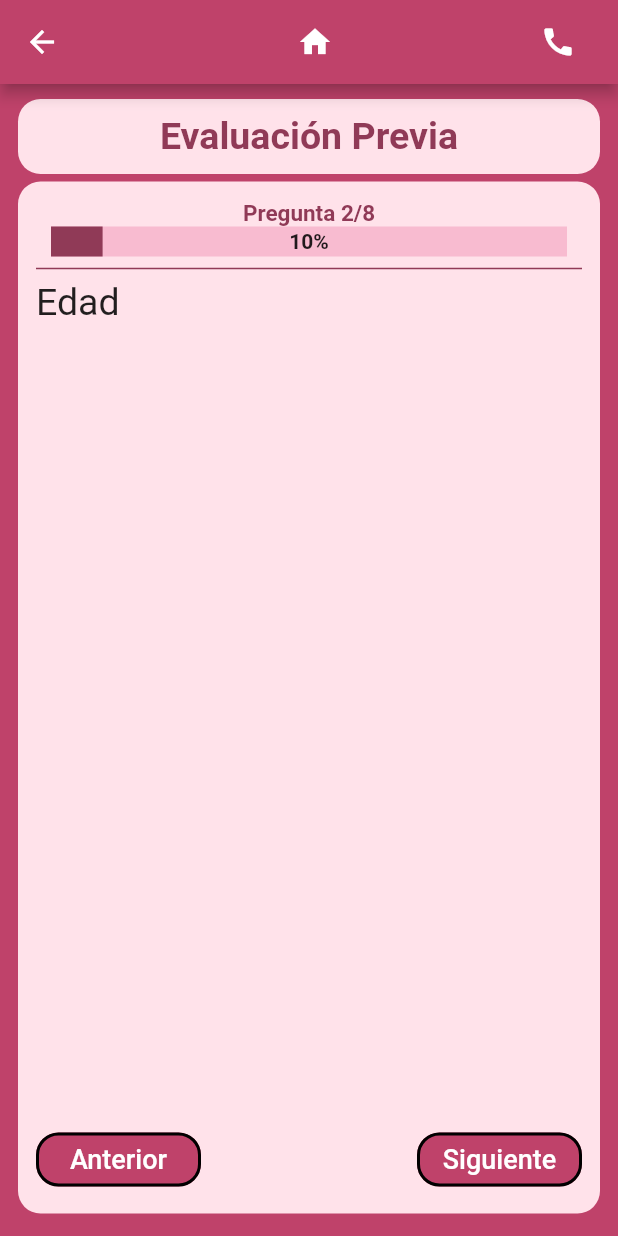
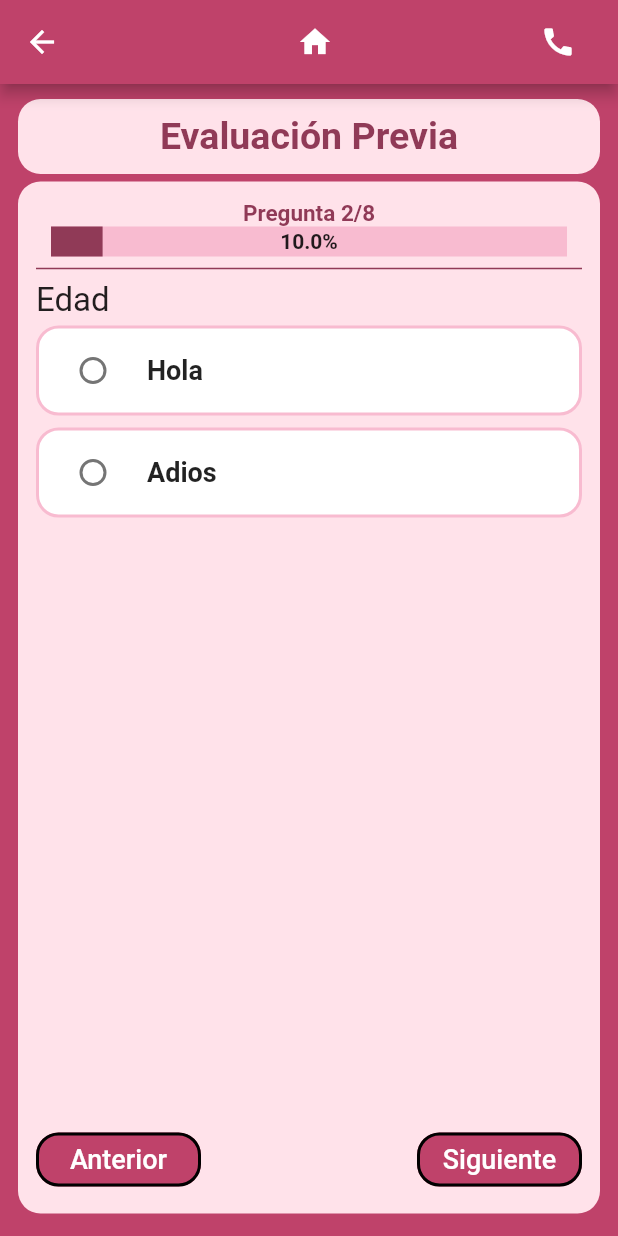
Before and after one commit to xxHarper/serenev1, a Flutter app: the EvaluationPage screen opened directly, after a tap on "Siguiente", on a phone screen of 412 x 824 dp. Run offline on Flutter 3.47's test engine with Material 2 defaults, Android fonts, the phone set to English and light mode, and no system bars; drawn by our look-alikes of percent_indicator; our stand-ins replace animated_text_kit, better_player, cloud_firestore, firebase_auth, firebase_core, firebase_messaging and 5 more; accounts and stored records are empty.

Commit message:
cambios menores, mejoras en el color e inicio de nueva idea para evaluacion previa

```diff
--- /dev/null
+++ b/lib/components/my_radio_list.dart
@@ -0,0 +1,51 @@
+import 'package:flutter/material.dart';
+
+class MyRadioList extends StatefulWidget {
+  final List<String> options;
+  final bool valueBool;
+  final Color back;
+
+  const MyRadioList(
+      {Key? key,
+      required this.options,
+      required this.valueBool,
+      required this.back})
+      : super(key: key);
+
+  @override
+  _MyRadioListState createState() => _MyRadioListState();
+}
+
+class _MyRadioListState extends State<MyRadioList> {
+  String _selectedOption = '';
+
+  @override
+  Widget build(BuildContext context) {
+    return ListView.builder(
+      itemCount: widget.options.length,
+      itemBuilder: (BuildContext context, int index) {
+        return Container(
+          margin: const EdgeInsets.symmetric(vertical: 4),
+          decoration: BoxDecoration(
+              color: Colors.white,
+              borderRadius: BorderRadius.circular(15),
+              border: Border.all(color: Colors.pink.shade100, width: 2)),
+          child: RadioListTile(
+            activeColor: widget.back,
+            title: Text(
+              widget.options[index],
+              style: const TextStyle(fontWeight: FontWeight.bold, fontSize: 18),
+            ),
+            value: widget.options[index],
+            groupValue: _selectedOption,
+            onChanged: (String? value) {
+              setState(() {
+                _selectedOption = value!;
+              });
+            },
+          ),
+        );
+      },
+    );
+  }
+}
--- a/lib/models/option_widget.dart
+++ b/lib/models/option_widget.dart
@@ -51,14 +51,6 @@ class OptionWidget extends StatelessWidget {
             ),
           ),
         ),
-        /* Container(
-          margin: const EdgeInsets.symmetric(vertical: 8, horizontal: 15),
-          /* color: Colors.red, */
-          child: Text(
-            isSelected ? option.reflection : "",
-            style: TextStyle(fontSize: 20),
-          ),
-        ) */
       ],
     );
   }
--- /dev/null
+++ b/lib/models/pre_assessment.dart
@@ -0,0 +1,55 @@
+class Question {
+  final String text;
+  final List<Option> options;
+  bool isLocked;
+  Option? selectedOption;
+
+  Question(
+      {required this.text,
+      required this.options,
+      this.isLocked = false,
+      this.selectedOption});
+}
+
+class Option {
+  final String text;
+
+  const Option({
+    required this.text,
+  });
+}
+
+final questions = [
+  Question(text: "Lugar de residencia:", options: [
+    const Option(
+      text: "Adios",
+    ),
+    const Option(
+      text: "Adios2",
+    )
+  ]),
+  Question(
+      text: "¿Actualmente está en tratamiento psicológico o psiquiátrico?:",
+      options: [
+        const Option(
+          text: "Si",
+        ),
+        const Option(
+          text: "No",
+        )
+      ]),
+  Question(
+      text:
+          "En caso de haber respondido Sí, ¿toma algún medicamento como parte de este tratamiento?",
+      options: [
+        const Option(
+          text: "Si",
+        ),
+        const Option(
+          text: "No",
+        ),
+        const Option(
+          text: "No Aplica",
+        )
+      ]),
+];
--- a/lib/pages/evaluation_page.dart
+++ b/lib/pages/evaluation_page.dart
@@ -3,6 +3,7 @@ import 'dart:convert';
 import 'package:flutter/material.dart';
 import 'package:flutter/services.dart';
 import 'package:percent_indicator/linear_percent_indicator.dart';
+import 'package:serenev1/components/my_radio_list.dart';
 import 'package:serenev1/components/my_simple_button.dart';
 import 'package:serenev1/components/my_simple_container.dart';
 import 'package:serenev1/pages/results_page.dart';
@@ -31,6 +32,9 @@ class _EvaluationPageState extends State<EvaluationPage> {
   final Color back = const Color(0xffBF426A);
   final Color lightBackground = const Color(0xffFFE2EA);
   final Color letter = const Color(0xff903A57);
+  final Color backBar = Colors.pink.shade100;
+
+  bool ejemplo = false;
 
   Future readJson() async {
     final String response =
@@ -125,10 +129,10 @@ class _EvaluationPageState extends State<EvaluationPage> {
                         lineHeight: 20,
                         percent: percent,
                         progressColor: letter,
-                        backgroundColor: Colors.pink.shade100,
-                        center: const Text(
-                          "10%",
-                          style: TextStyle(fontWeight: FontWeight.bold),
+                        backgroundColor: backBar,
+                        center: Text(
+                          "${percent * 100}%",
+                          style: const TextStyle(fontWeight: FontWeight.bold),
                         ),
                       ),
 
@@ -138,8 +142,37 @@ class _EvaluationPageState extends State<EvaluationPage> {
                         color: letter,
                       ),
 
+                      // TESTING
+                      Expanded(
+                        child: PageView.builder(
+                          controller: _controller,
+                          itemCount: _items.length,
+                          physics: const NeverScrollableScrollPhysics(),
+                          itemBuilder: (context, index) {
+                            final _question = questions[index];
+                            return Column(
+                              crossAxisAlignment: CrossAxisAlignment.start,
+                              children: [
+                                Text(
+                                  questions[index].text,
+                                  style: const TextStyle(
+                                      fontSize: 22,
+                                      fontWeight: FontWeight.normal),
+                                ),
+                                Expanded(
+                                  child: MyRadioList(
+                                      back: back,
+                                      options: ["Hola", "Adios"],
+                                      valueBool: ejemplo),
+                                ),
+                              ],
+                            );
+                          },
+                        ),
+                      ),
+
                       // QUESTIONS
-                      Expanded(
+                      /* Expanded(
                         child: PageView.builder(
                           controller: _controller,
                           itemCount: _items.length,
@@ -149,7 +182,7 @@ class _EvaluationPageState extends State<EvaluationPage> {
                             return buildQuestion(_question);
                           },
                         ),
-                      ),
+                      ), */
 
                       // BUTTONS
                       Row(
@@ -161,7 +194,7 @@ class _EvaluationPageState extends State<EvaluationPage> {
                             child: MySimpleButton(
                               onPressed: () {
                                 _controller!.previousPage(
-                                    duration: const Duration(milliseconds: 50),
+                                    duration: const Duration(milliseconds: 400),
                                     curve: Curves.easeInExpo);
 
                                 setState(() {
@@ -187,7 +220,7 @@ class _EvaluationPageState extends State<EvaluationPage> {
                               if (_questionNumber < questions.length) {
                                 /* readJson(); */
                                 _controller!.nextPage(
-                                    duration: const Duration(milliseconds: 50),
+                                    duration: const Duration(milliseconds: 400),
                                     curve: Curves.easeInExpo);
 
                                 setState(() {
```
